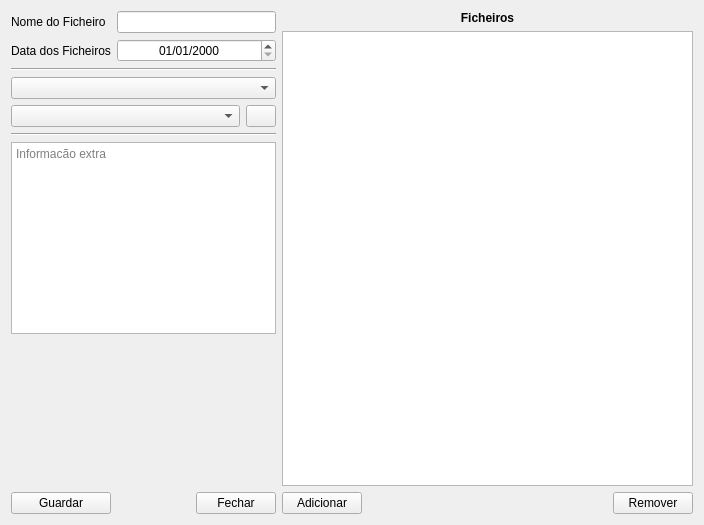
Before: the Qt Designer form UI/ui_Documento.ui in InUrSys/FileMx, drawn with Qt 5.
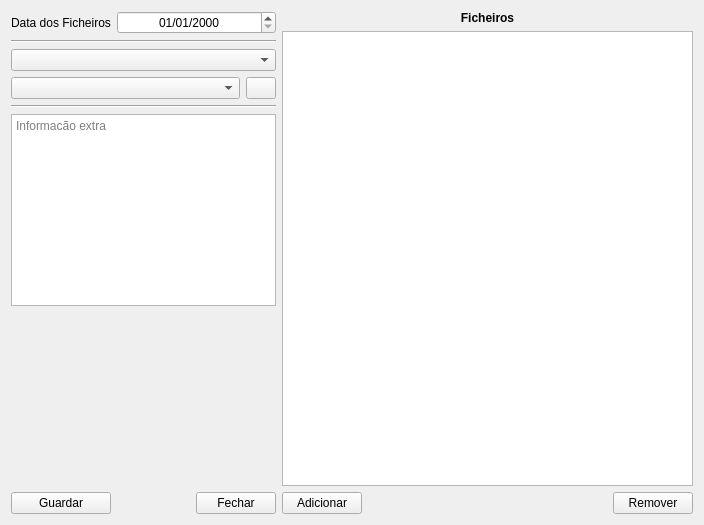
After: the same form once the commit is applied. Icons and pictures are not drawn.

```diff
--- a/UI/ui_Documento.ui
+++ b/UI/ui_Documento.ui
@@ -16,21 +16,68 @@
   <layout class="QGridLayout" name="gridLayout_3">
    <item row="0" column="0">
     <layout class="QGridLayout" name="gridLayout_2">
-     <item row="3" column="0" rowspan="2" colspan="4">
-      <widget class="Line" name="line_2">
-       <property name="orientation">
-        <enum>Qt::Horizontal</enum>
-       </property>
-      </widget>
-     </item>
-     <item row="9" column="0" rowspan="2" colspan="4">
+     <item row="8" column="0" rowspan="2" colspan="4">
       <widget class="QPlainTextEdit" name="PTEInfo">
        <property name="placeholderText">
         <string>Informacão extra</string>
        </property>
       </widget>
      </item>
-     <item row="0" column="4" rowspan="13">
+     <item row="2" column="0" rowspan="2" colspan="4">
+      <widget class="Line" name="line_2">
+       <property name="orientation">
+        <enum>Qt::Horizontal</enum>
+       </property>
+      </widget>
+     </item>
+     <item row="11" column="3">
+      <widget class="QPushButton" name="PBClose">
+       <property name="text">
+        <string>Fechar</string>
+       </property>
+      </widget>
+     </item>
+     <item row="11" column="0">
+      <widget class="QPushButton" name="PBSave">
+       <property name="text">
+        <string>Guardar</string>
+       </property>
+      </widget>
+     </item>
+     <item row="7" column="0" colspan="4">
+      <widget class="Line" name="line_3">
+       <property name="orientation">
+        <enum>Qt::Horizontal</enum>
+       </property>
+      </widget>
+     </item>
+     <item row="11" column="1" colspan="2">
+      <spacer name="horizontalSpacer_2">
+       <property name="orientation">
+        <enum>Qt::Horizontal</enum>
+       </property>
+       <property name="sizeHint" stdset="0">
+        <size>
+         <width>73</width>
+         <height>17</height>
+        </size>
+       </property>
+      </spacer>
+     </item>
+     <item row="10" column="1">
+      <spacer name="verticalSpacer">
+       <property name="orientation">
+        <enum>Qt::Vertical</enum>
+       </property>
+       <property name="sizeHint" stdset="0">
+        <size>
+         <width>20</width>
+         <height>40</height>
+        </size>
+       </property>
+      </spacer>
+     </item>
+     <item row="0" column="4" rowspan="12">
       <layout class="QGridLayout" name="gridLayout">
        <item row="0" column="0" colspan="3">
         <widget class="QLabel" name="label">
@@ -122,81 +169,7 @@
        </item>
       </layout>
      </item>
-     <item row="12" column="0">
-      <widget class="QPushButton" name="PBSave">
-       <property name="text">
-        <string>Guardar</string>
-       </property>
-      </widget>
-     </item>
-     <item row="11" column="1">
-      <spacer name="verticalSpacer">
-       <property name="orientation">
-        <enum>Qt::Vertical</enum>
-       </property>
-       <property name="sizeHint" stdset="0">
-        <size>
-         <width>20</width>
-         <height>40</height>
-        </size>
-       </property>
-      </spacer>
-     </item>
-     <item row="12" column="1" colspan="2">
-      <spacer name="horizontalSpacer_2">
-       <property name="orientation">
-        <enum>Qt::Horizontal</enum>
-       </property>
-       <property name="sizeHint" stdset="0">
-        <size>
-         <width>73</width>
-         <height>17</height>
-        </size>
-       </property>
-      </spacer>
-     </item>
-     <item row="8" column="0" colspan="4">
-      <widget class="Line" name="line_3">
-       <property name="orientation">
-        <enum>Qt::Horizontal</enum>
-       </property>
-      </widget>
-     </item>
-     <item row="2" column="1" colspan="3">
-      <widget class="QDateEdit" name="DEData">
-       <property name="alignment">
-        <set>Qt::AlignCenter</set>
-       </property>
-       <property name="displayFormat">
-        <string>dd/MM/yyyy</string>
-       </property>
-      </widget>
-     </item>
-     <item row="12" column="3">
-      <widget class="QPushButton" name="PBClose">
-       <property name="text">
-        <string>Fechar</string>
-       </property>
-      </widget>
-     </item>
-     <item row="0" column="1" rowspan="2" colspan="3">
-      <widget class="QLineEdit" name="leNome"/>
-     </item>
-     <item row="2" column="0">
-      <widget class="QLabel" name="label_3">
-       <property name="text">
-        <string>Data dos Ficheiros</string>
-       </property>
-      </widget>
-     </item>
-     <item row="0" column="0" rowspan="2">
-      <widget class="QLabel" name="label_5">
-       <property name="text">
-        <string>Nome do Ficheiro</string>
-       </property>
-      </widget>
-     </item>
-     <item row="5" column="0" rowspan="3" colspan="4">
+     <item row="4" column="0" rowspan="3" colspan="4">
       <layout class="QGridLayout" name="gridLayout_4">
        <item row="1" column="0">
         <widget class="QComboBox" name="CBType"/>
@@ -226,6 +199,23 @@
        </item>
       </layout>
      </item>
+     <item row="0" column="1" rowspan="2" colspan="3">
+      <widget class="QDateEdit" name="DEData">
+       <property name="alignment">
+        <set>Qt::AlignCenter</set>
+       </property>
+       <property name="displayFormat">
+        <string>dd/MM/yyyy</string>
+       </property>
+      </widget>
+     </item>
+     <item row="0" column="0" rowspan="2">
+      <widget class="QLabel" name="label_3">
+       <property name="text">
+        <string>Data dos Ficheiros</string>
+       </property>
+      </widget>
+     </item>
     </layout>
    </item>
   </layout>
```
